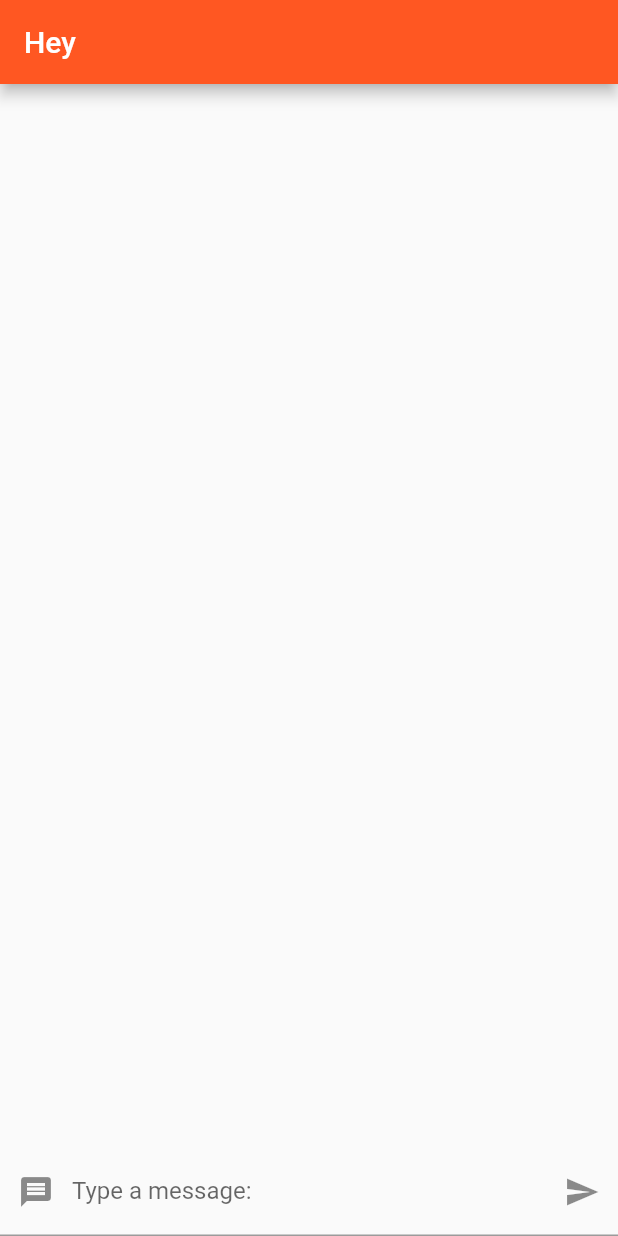
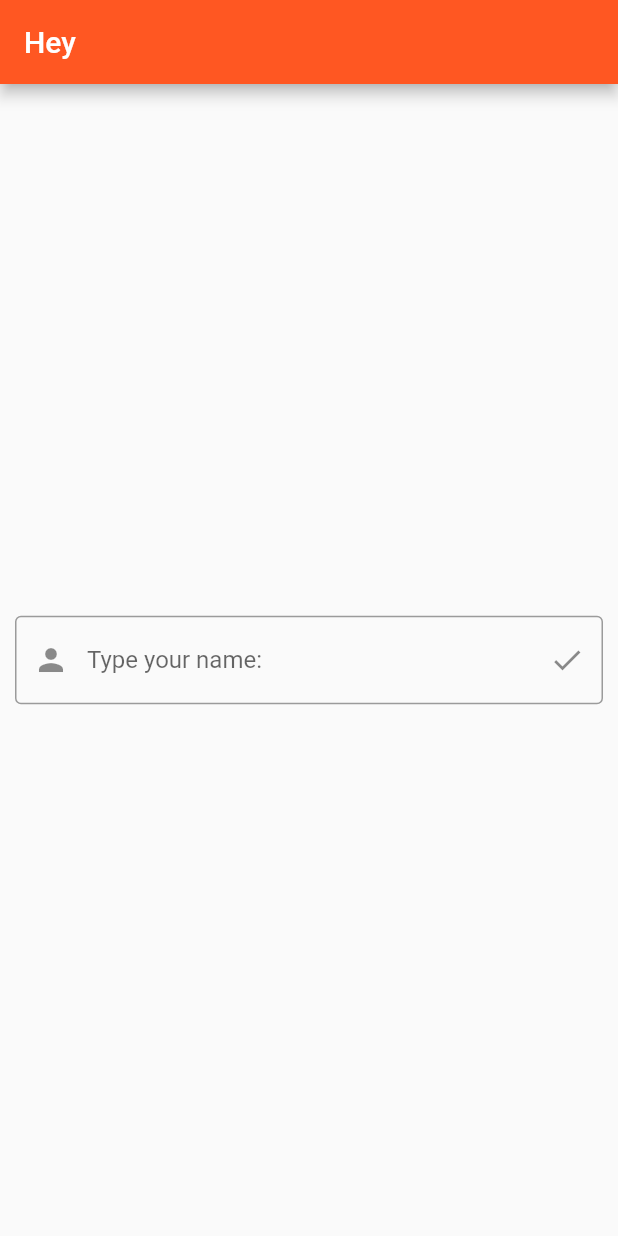
Before and after one commit to subwayaddicted/second_learning_app, a Flutter app: the screen it shows after launch, on a phone screen of 412 x 824 dp. Run offline on Flutter 3.47's test engine with Material 2 defaults, Android fonts, the phone set to English and light mode, and no system bars.

Commit message:
Added login page and navigation to home page

```diff
--- /dev/null
+++ b/lib/login.dart
@@ -0,0 +1,55 @@
+import 'package:flutter/material.dart';
+import 'package:second_learning_app/myHomePage.dart';
+
+class LoginPage extends StatelessWidget {
+  @override
+  Widget build(BuildContext context) {
+    return Scaffold(
+        appBar: AppBar(
+          title: Text('Hey'),
+        ),
+        body: Body());
+  }
+}
+
+class Body extends StatefulWidget {
+  @override
+  _BodyState createState() => _BodyState();
+}
+
+class _BodyState extends State<Body> {
+  String name;
+  TextEditingController controller = new TextEditingController();
+
+  void click() {
+    this.name = controller.text;
+    Navigator.push(
+        context,
+        MaterialPageRoute(
+          builder: (context) => MyHomePage(),
+        ));
+  }
+
+  @override
+  Widget build(BuildContext context) {
+    return Align(
+      alignment: Alignment.center,
+      child: Padding(
+          padding: EdgeInsets.all(10),
+          child: TextField(
+            controller: this.controller,
+            decoration: InputDecoration(
+                prefixIcon: Icon(Icons.person),
+                labelText: "Type your name:",
+                border: OutlineInputBorder(
+                    borderSide: BorderSide(width: 5, color: Colors.black54)),
+                suffixIcon: IconButton(
+                  icon: Icon(Icons.done),
+                  splashColor: Colors.deepOrange,
+                  tooltip: 'Submit',
+                  onPressed: this.click,
+                )),
+          )),
+    );
+  }
+}
--- a/lib/main.dart
+++ b/lib/main.dart
@@ -1,5 +1,5 @@
 import 'package:flutter/material.dart';
-import 'myHomePage.dart';
+import 'login.dart';
 
 void main() {
   runApp(MyApp());
@@ -15,7 +15,7 @@ class MyApp extends StatelessWidget {
         primarySwatch: Colors.deepOrange,
         visualDensity: VisualDensity.adaptivePlatformDensity,
       ),
-      home: MyHomePage(),
+      home: LoginPage(),
     );
   }
 }
```
